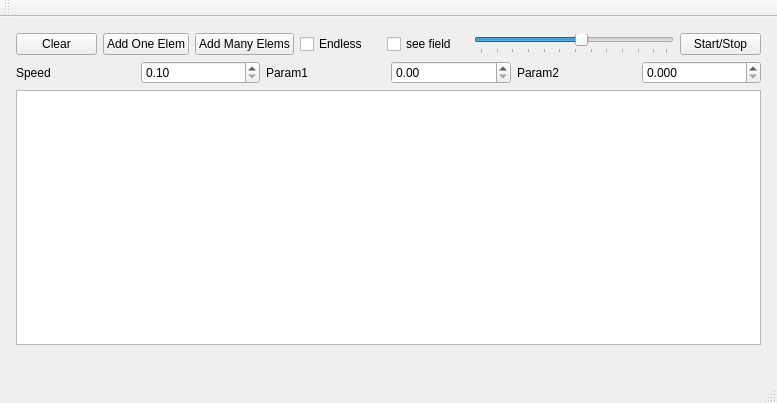
The window that mainwindow.ui (xdobry/swarmsimu) describes before a commit, drawn with Qt 5.
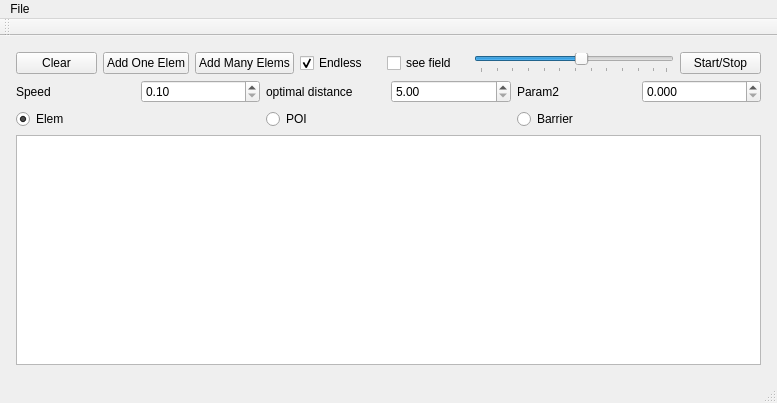
The same window after the commit.

```diff
--- a/mainwindow.ui
+++ b/mainwindow.ui
@@ -13,6 +13,9 @@
   <property name="windowTitle">
    <string>MainWindow</string>
   </property>
+  <property name="toolButtonStyle">
+   <enum>Qt::ToolButtonTextOnly</enum>
+  </property>
   <widget class="QWidget" name="centralWidget">
    <layout class="QVBoxLayout" name="verticalLayout_2">
     <item>
@@ -57,6 +60,9 @@
           <property name="text">
            <string>Endless</string>
           </property>
+          <property name="checked">
+           <bool>true</bool>
+          </property>
          </widget>
         </item>
         <item>
@@ -134,12 +140,18 @@
         <item>
          <widget class="QLabel" name="label">
           <property name="text">
-           <string>Param1</string>
+           <string>optimal distance</string>
           </property>
          </widget>
         </item>
         <item>
          <widget class="QDoubleSpinBox" name="param1">
+          <property name="minimum">
+           <double>5.000000000000000</double>
+          </property>
+          <property name="maximum">
+           <double>35.000000000000000</double>
+          </property>
           <property name="singleStep">
            <double>0.020000000000000</double>
           </property>
@@ -164,16 +176,37 @@
         </item>
        </layout>
       </item>
+      <item>
+       <layout class="QHBoxLayout" name="horizontalLayout_3">
+        <item>
+         <widget class="QRadioButton" name="rdbElem">
+          <property name="text">
+           <string>Elem</string>
+          </property>
+          <property name="checked">
+           <bool>true</bool>
+          </property>
+         </widget>
+        </item>
+        <item>
+         <widget class="QRadioButton" name="rdbPOI">
+          <property name="text">
+           <string>POI</string>
+          </property>
+         </widget>
+        </item>
+        <item>
+         <widget class="QRadioButton" name="rdbBarrier">
+          <property name="text">
+           <string>Barrier</string>
+          </property>
+         </widget>
+        </item>
+       </layout>
+      </item>
       <item>
        <widget class="QGraphicsView" name="graphicsView"/>
       </item>
-      <item>
-       <widget class="QLabel" name="lblStatus">
-        <property name="text">
-         <string/>
-        </property>
-       </widget>
-      </item>
      </layout>
     </item>
    </layout>
@@ -187,6 +220,17 @@
      <height>21</height>
     </rect>
    </property>
+   <widget class="QMenu" name="menuFile">
+    <property name="title">
+     <string>File</string>
+    </property>
+    <addaction name="actionOpen"/>
+    <addaction name="actionSave"/>
+    <addaction name="actionSave_as"/>
+    <addaction name="separator"/>
+    <addaction name="actionQuit"/>
+   </widget>
+   <addaction name="menuFile"/>
   </widget>
   <widget class="QToolBar" name="mainToolBar">
    <attribute name="toolBarArea">
```
Left out of the diff: 103 changed lines with no effect on the pictures.
